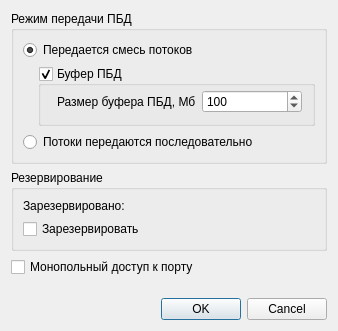
Above: client/portconfigdialog.ui from ksv141/NetTester before the change. Below: the same form after it.
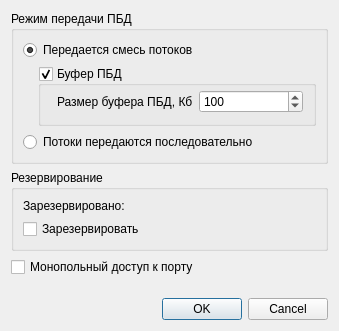
That is the form after the change.

```diff
--- a/client/portconfigdialog.ui
+++ b/client/portconfigdialog.ui
@@ -6,7 +6,7 @@
    <rect>
     <x>0</x>
     <y>0</y>
-    <width>338</width>
+    <width>339</width>
     <height>331</height>
    </rect>
   </property>
@@ -89,7 +89,7 @@
               <item>
                <widget class="QLabel" name="label">
                 <property name="text">
-                 <string>Размер буфера ПБД, Мб</string>
+                 <string>Размер буфера ПБД, Кб</string>
                 </property>
                </widget>
               </item>
```
